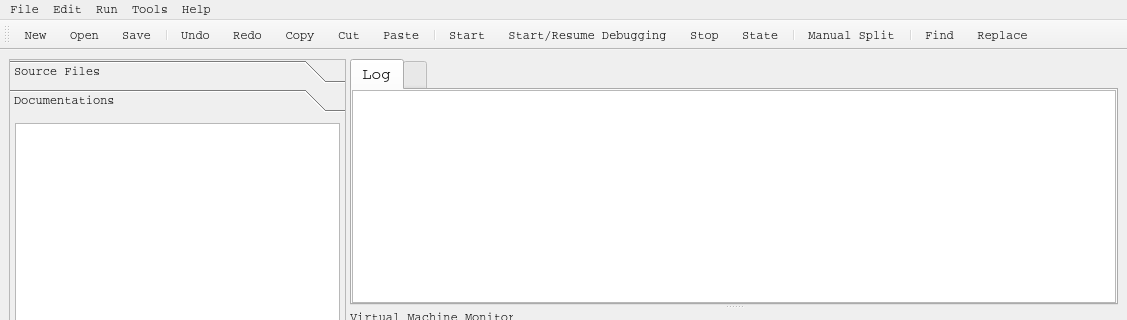
Qt form src/daoStudio.ui (daokoder/daostudio) before a commit; both pictures show x 0 to 1127 and y 0 to 320 of the 1127 by 721 pixel window.
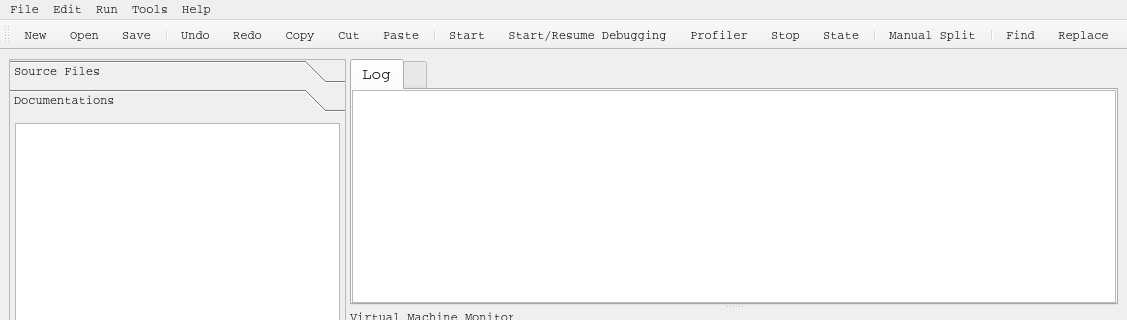
The same form after that commit. The open tabs and pages were chosen to show the change. Icons and pictures are not drawn. Custom widgets are drawn as their Qt base class.

Commit message: Fix: a minor bug in handling stdout throught socket; Fix: a minor bug in the building files; Add: a minor improvement to the profiler support.

```diff
--- a/src/daoStudio.ui
+++ b/src/daoStudio.ui
@@ -971,6 +971,7 @@
    <addaction name="separator"/>
    <addaction name="actionStart"/>
    <addaction name="actionDebug"/>
+   <addaction name="actionProfiler"/>
    <addaction name="actionStop"/>
    <addaction name="actionState"/>
    <addaction name="separator"/>
@@ -1149,6 +1150,17 @@
     <string>DS-VIM Commands</string>
    </property>
   </action>
+  <action name="actionProfiler">
+   <property name="checkable">
+    <bool>true</bool>
+   </property>
+   <property name="text">
+    <string>Profiler</string>
+   </property>
+   <property name="toolTip">
+    <string>Activate/Deactivate Profiler</string>
+   </property>
+  </action>
  </widget>
  <customwidgets>
   <customwidget>
```
Left out of the diff: 8 changed lines with no effect on the pictures. The commit also changes 6 other files.
